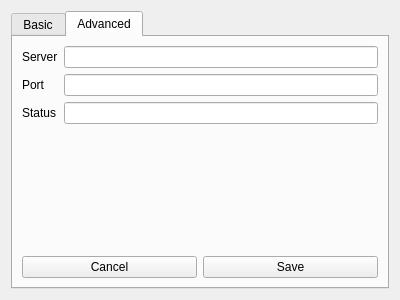
Old version of the form CamelBabel/SettingsDialog.ui in the repository dennajort/babel.
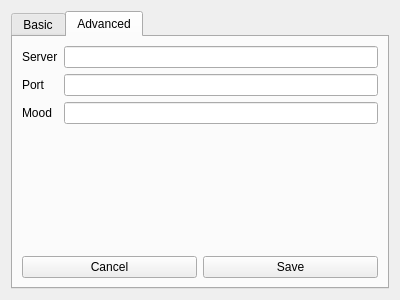
New version of the form.

```diff
--- a/CamelBabel/SettingsDialog.ui
+++ b/CamelBabel/SettingsDialog.ui
@@ -151,7 +151,7 @@
          <item row="2" column="0">
           <widget class="QLabel" name="statusLabel">
            <property name="text">
-            <string>Status</string>
+            <string>Mood</string>
            </property>
           </widget>
          </item>
```
Left out of the diff: 4 changed lines with no effect on the pictures.
